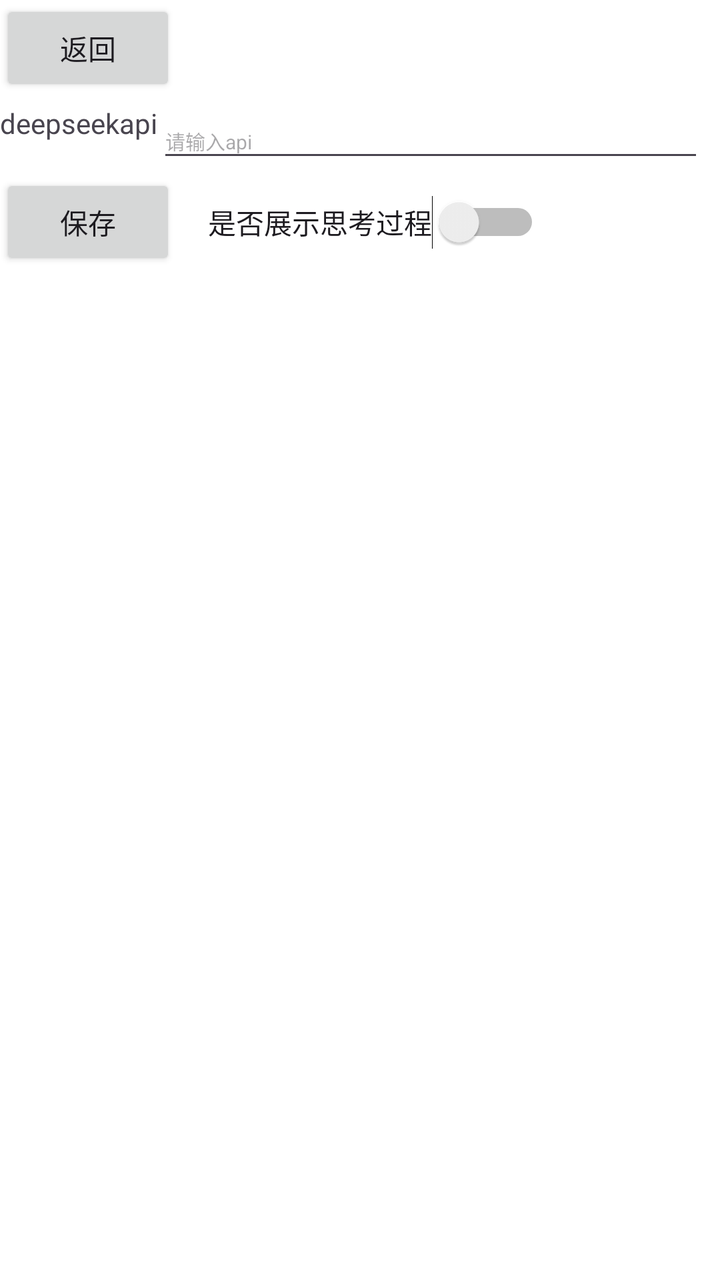
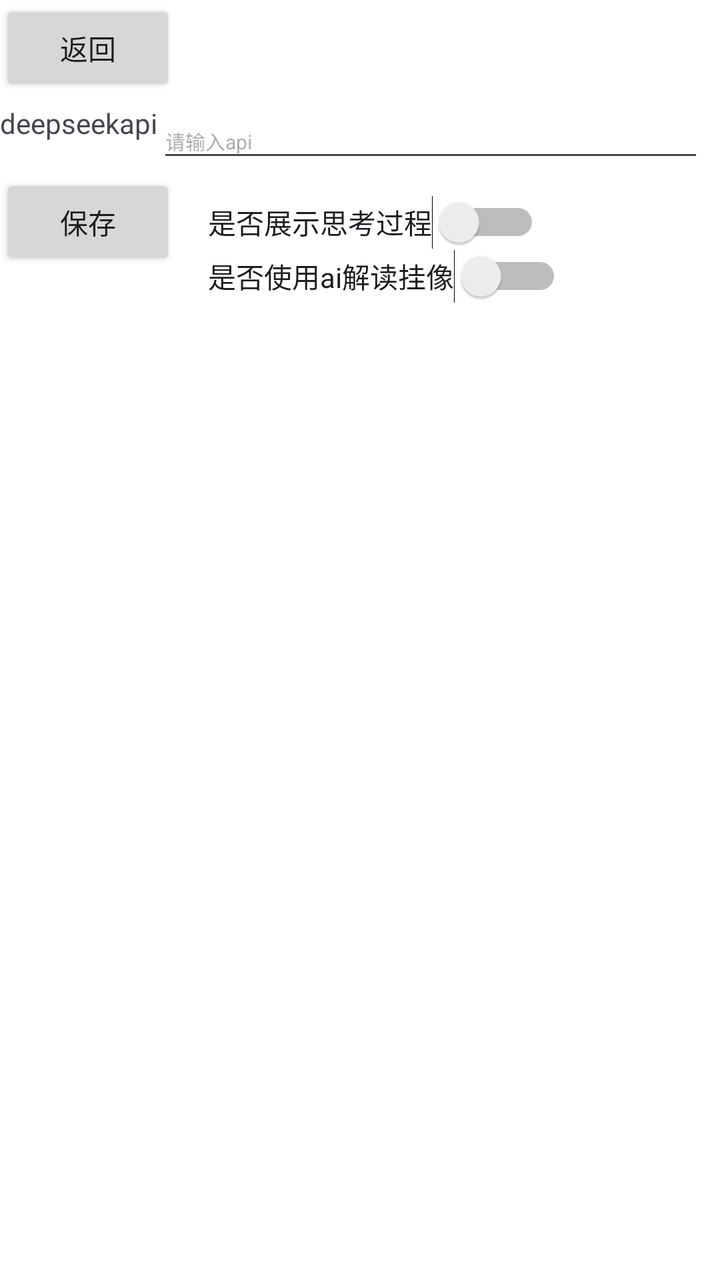

Screens rendered from an Android XML layout before and after an edit, with the pre-edit source and the edit as a unified diff.
<!-- AndroidManifest.xml: application theme Theme._333 -->
<!-- res/layout/activity_settings.xml -->
<?xml version="1.0" encoding="utf-8"?>
<androidx.constraintlayout.widget.ConstraintLayout
    xmlns:android="http://schemas.android.com/apk/res/android"
    xmlns:app="http://schemas.android.com/apk/res-auto"
    xmlns:tools="http://schemas.android.com/tools"
    android:layout_width="match_parent"
    android:layout_height="match_parent"
    android:background="#FFFFFF"
    tools:context=".SettingsActivity">

    <Button
        android:id="@+id/button5"
        android:layout_width="wrap_content"
        android:layout_height="wrap_content"
        android:text="返回"
        app:layout_constraintStart_toStartOf="parent"
        app:layout_constraintTop_toTopOf="parent" />

    <TextView
        android:id="@+id/textView2"
        android:layout_width="wrap_content"
        android:layout_height="wrap_content"
        android:layout_marginTop="4dp"
        android:text="deepseekapi"
        app:layout_constraintStart_toStartOf="parent"
        app:layout_constraintTop_toBottomOf="@+id/button5" />

    <EditText
        android:id="@+id/editdeepseekapi"
        android:layout_width="0dp"
        android:layout_height="34dp"
        android:layout_marginEnd="8dp"
        android:hint="请输入api"
        android:textSize="10dp"
        android:inputType="textPersonName"
        app:layout_constraintEnd_toEndOf="parent"
        app:layout_constraintStart_toEndOf="@+id/textView2"
        app:layout_constraintTop_toTopOf="@+id/textView2" />

    <Button
        android:id="@+id/buttonkeepall"
        android:layout_width="wrap_content"
        android:layout_height="wrap_content"
        android:layout_marginTop="16dp"
        android:text="保存"
        app:layout_constraintStart_toStartOf="parent"
        app:layout_constraintTop_toBottomOf="@+id/textView2" />

    <Switch
        android:id="@+id/switch_showreasoning"
        android:layout_width="wrap_content"
        android:layout_height="wrap_content"
        android:layout_marginStart="16dp"
        android:text="是否展示思考过程"
        app:layout_constraintBottom_toBottomOf="@+id/buttonkeepall"
        app:layout_constraintStart_toEndOf="@+id/buttonkeepall"
        app:layout_constraintTop_toTopOf="@+id/buttonkeepall" />

</androidx.constraintlayout.widget.ConstraintLayout>
<!-- resources referenced by this layout -->
<resources>
  <style name="Theme._333" parent="Base.Theme._333" />
  <style name="Base.Theme._333" parent="Theme.Material3.DayNight.NoActionBar">
          
          
      </style>
</resources>

<!-- the commit's change to res/layout/activity_settings.xml (unified diff, before → after) -->
@@ -56,4 +56,12 @@
         app:layout_constraintStart_toEndOf="@+id/buttonkeepall"
         app:layout_constraintTop_toTopOf="@+id/buttonkeepall" />
 
+    <Switch
+        android:id="@+id/switch_liuyaousedeepseekapi"
+        android:layout_width="wrap_content"
+        android:layout_height="wrap_content"
+        android:text="是否使用ai解读挂像"
+        app:layout_constraintStart_toStartOf="@+id/switch_showreasoning"
+        app:layout_constraintTop_toBottomOf="@+id/switch_showreasoning" />
+
 </androidx.constraintlayout.widget.ConstraintLayout>
